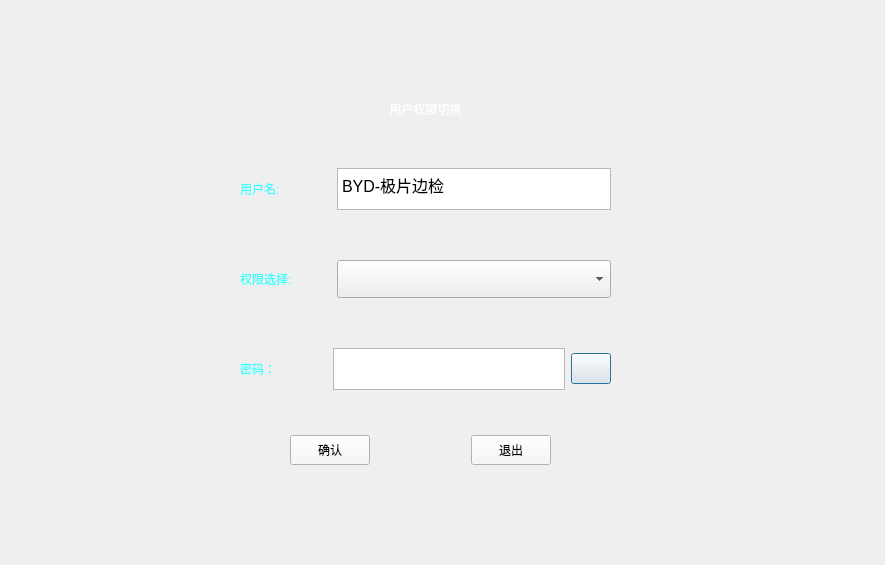
Old version of the form mainstation/UI/ui_logindialog.ui in the repository chenlijia0502/CATL_GlueCheck.
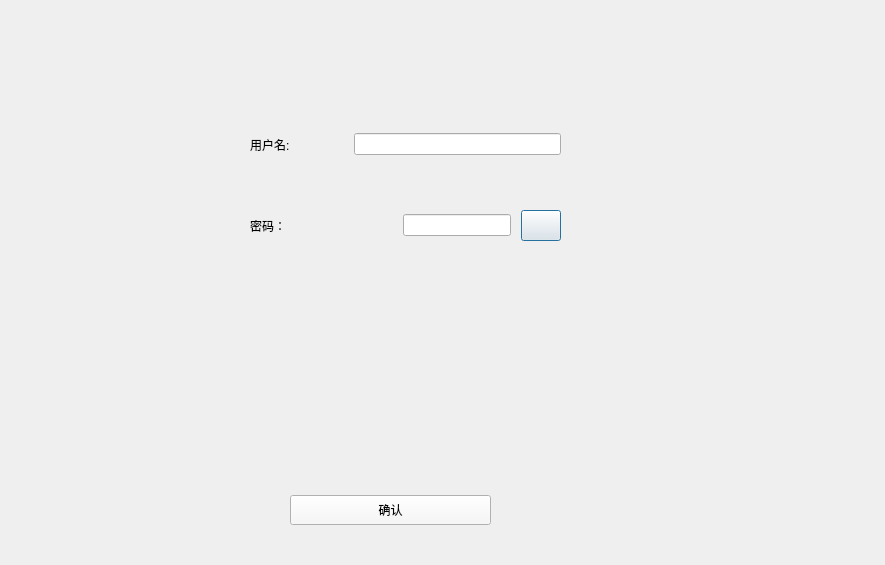
New version of the form. Icons and pictures are not drawn.

Commit message: 修改了权限部分

Patch:
```diff
--- a/mainstation/UI/ui_logindialog.ui
+++ b/mainstation/UI/ui_logindialog.ui
@@ -28,55 +28,35 @@
   <property name="styleSheet">
    <string notr="true">QDialog#Dialog
 {
-border-image: url(res/loginbackground1.jpg); }</string>
+border-image: url(res/CATL.png); }</string>
   </property>
   <widget class="QWidget" name="widget_4" native="true">
    <property name="geometry">
     <rect>
-     <x>240</x>
-     <y>100</y>
-     <width>371</width>
-     <height>291</height>
+     <x>250</x>
+     <y>130</y>
+     <width>311</width>
+     <height>111</height>
     </rect>
    </property>
    <layout class="QVBoxLayout" name="verticalLayout">
     <property name="spacing">
-     <number>50</number>
+     <number>11</number>
     </property>
-    <item>
-     <widget class="QLabel" name="label_4">
-      <property name="styleSheet">
-       <string notr="true">font: 16pt &quot;Arial Unicode MS&quot;;
-color: rgb(255, 255, 255);</string>
-      </property>
-      <property name="text">
-       <string>用户权限切换</string>
-      </property>
-      <property name="alignment">
-       <set>Qt::AlignCenter</set>
-      </property>
-     </widget>
-    </item>
     <item>
      <widget class="QWidget" name="widget_2" native="true">
-      <layout class="QHBoxLayout" name="horizontalLayout" stretch="1,3">
-       <property name="leftMargin">
+      <layout class="QHBoxLayout" name="horizontalLayout" stretch="1,2">
+       <property name="spacing">
         <number>0</number>
        </property>
-       <property name="topMargin">
-        <number>0</number>
-       </property>
-       <property name="rightMargin">
-        <number>0</number>
-       </property>
-       <property name="bottomMargin">
+       <property name="margin">
         <number>0</number>
        </property>
        <item>
         <widget class="QLabel" name="label">
          <property name="styleSheet">
           <string notr="true">font: 14pt &quot;Arial Unicode MS&quot;;
-color: rgb(53, 255, 255);</string>
+color: rgb(0, 0, 0);</string>
          </property>
          <property name="text">
           <string>用户名:</string>
@@ -84,84 +64,27 @@
         </widget>
        </item>
        <item>
-        <widget class="QTextEdit" name="textEdit">
-         <property name="html">
-          <string>&lt;!DOCTYPE HTML PUBLIC &quot;-//W3C//DTD HTML 4.0//EN&quot; &quot;http://www.w3.org/TR/REC-html40/strict.dtd&quot;&gt;
-&lt;html&gt;&lt;head&gt;&lt;meta name=&quot;qrichtext&quot; content=&quot;1&quot; /&gt;&lt;style type=&quot;text/css&quot;&gt;
-p, li { white-space: pre-wrap; }
-&lt;/style&gt;&lt;/head&gt;&lt;body style=&quot; font-family:'SimSun'; font-size:8.25pt; font-weight:400; font-style:normal;&quot;&gt;
-&lt;p style=&quot; margin-top:0px; margin-bottom:0px; margin-left:0px; margin-right:0px; -qt-block-indent:0; text-indent:0px;&quot;&gt;&lt;span style=&quot; font-size:12pt;&quot;&gt;BYD-极片边检&lt;/span&gt;&lt;/p&gt;&lt;/body&gt;&lt;/html&gt;</string>
-         </property>
-        </widget>
+        <widget class="QLineEdit" name="lineEdit"/>
        </item>
       </layout>
      </widget>
     </item>
     <item>
      <widget class="QWidget" name="widget" native="true">
-      <layout class="QHBoxLayout" name="horizontalLayout_2" stretch="1,3">
-       <property name="leftMargin">
+      <layout class="QHBoxLayout" name="horizontalLayout_2">
+       <property name="margin">
         <number>0</number>
        </property>
-       <property name="topMargin">
-        <number>0</number>
-       </property>
-       <property name="rightMargin">
-        <number>0</number>
-       </property>
-       <property name="bottomMargin">
-        <number>0</number>
-       </property>
-       <item>
-        <widget class="QLabel" name="label_2">
-         <property name="styleSheet">
-          <string notr="true">font: 14pt &quot;Arial Unicode MS&quot;;
-color: rgb(53, 255, 255);</string>
-         </property>
-         <property name="text">
-          <string>权限选择:</string>
-         </property>
-        </widget>
-       </item>
-       <item>
-        <widget class="QComboBox" name="comboBox">
-         <property name="minimumSize">
-          <size>
-           <width>0</width>
-           <height>38</height>
-          </size>
-         </property>
-         <property name="maximumSize">
-          <size>
-           <width>1111</width>
-           <height>11111111</height>
-          </size>
-         </property>
-         <property name="styleSheet">
-          <string notr="true">border:1px solid rgb(255, 255, 255);
-QComboBox::drop-down {height:60px;}</string>
-         </property>
-         <property name="frame">
-          <bool>true</bool>
-         </property>
-        </widget>
-       </item>
       </layout>
      </widget>
     </item>
     <item>
      <widget class="QWidget" name="widget_3" native="true">
-      <layout class="QHBoxLayout" name="horizontalLayout_3" stretch="1,3,0">
-       <property name="leftMargin">
-        <number>0</number>
+      <layout class="QHBoxLayout" name="horizontalLayout_3" stretch="1,0,0">
+       <property name="spacing">
+        <number>10</number>
        </property>
-       <property name="topMargin">
-        <number>0</number>
-       </property>
-       <property name="rightMargin">
-        <number>0</number>
-       </property>
-       <property name="bottomMargin">
+       <property name="margin">
         <number>0</number>
        </property>
        <item>
@@ -174,15 +97,15 @@
          </property>
          <property name="styleSheet">
           <string notr="true">font: 14pt &quot;Arial Unicode MS&quot;;
-color: rgb(53, 255, 255);</string>
+color: rgb(0, 0, 0);</string>
          </property>
          <property name="text">
-          <string>密码：</string>
+          <string>密码： </string>
          </property>
         </widget>
        </item>
        <item>
-        <widget class="QTextEdit" name="textEdit_password"/>
+        <widget class="QLineEdit" name="lineEdit_2"/>
        </item>
        <item>
         <widget class="QPushButton" name="ptb_key">
@@ -221,8 +144,8 @@
    <property name="geometry">
     <rect>
      <x>290</x>
-     <y>420</y>
-     <width>261</width>
+     <y>480</y>
+     <width>201</width>
      <height>61</height>
     </rect>
    </property>
@@ -244,36 +167,6 @@
       </property>
      </widget>
     </item>
-    <item>
-     <spacer name="horizontalSpacer">
-      <property name="orientation">
-       <enum>Qt::Horizontal</enum>
-      </property>
-      <property name="sizeHint" stdset="0">
-       <size>
-        <width>78</width>
-        <height>20</height>
-       </size>
-      </property>
-     </spacer>
-    </item>
-    <item>
-     <widget class="QPushButton" name="pbt_quit">
-      <property name="minimumSize">
-       <size>
-        <width>0</width>
-        <height>30</height>
-       </size>
-      </property>
-      <property name="styleSheet">
-       <string notr="true">background-color: rgb(247, 247, 247);
-font: 75 10pt &quot;Agency FB&quot;;</string>
-      </property>
-      <property name="text">
-       <string>退出</string>
-      </property>
-     </widget>
-    </item>
    </layout>
   </widget>
  </widget>
```
The commit also changes 27 other files.
